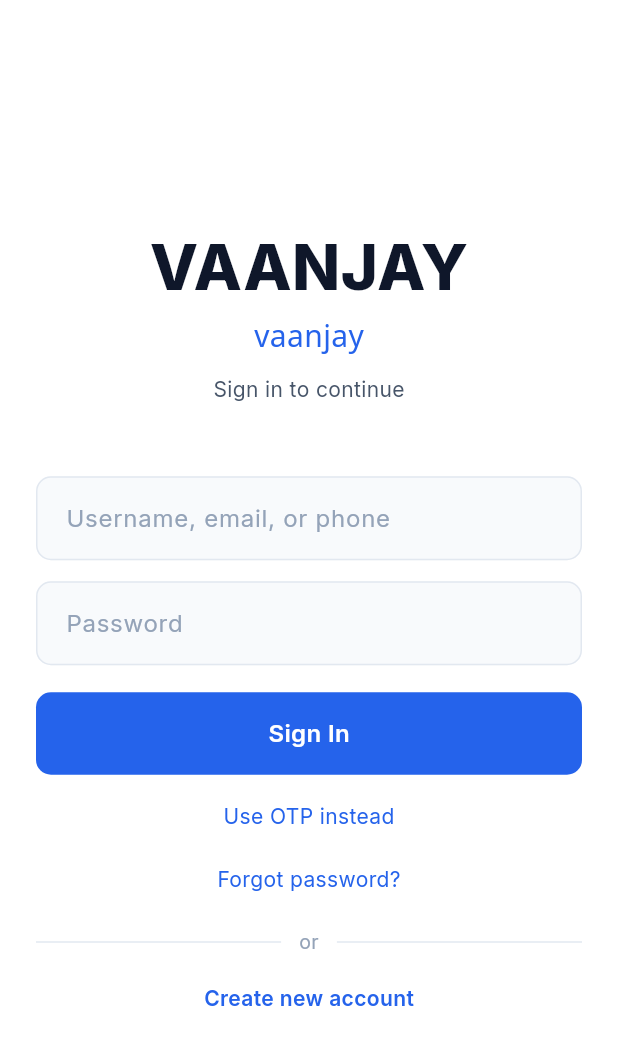
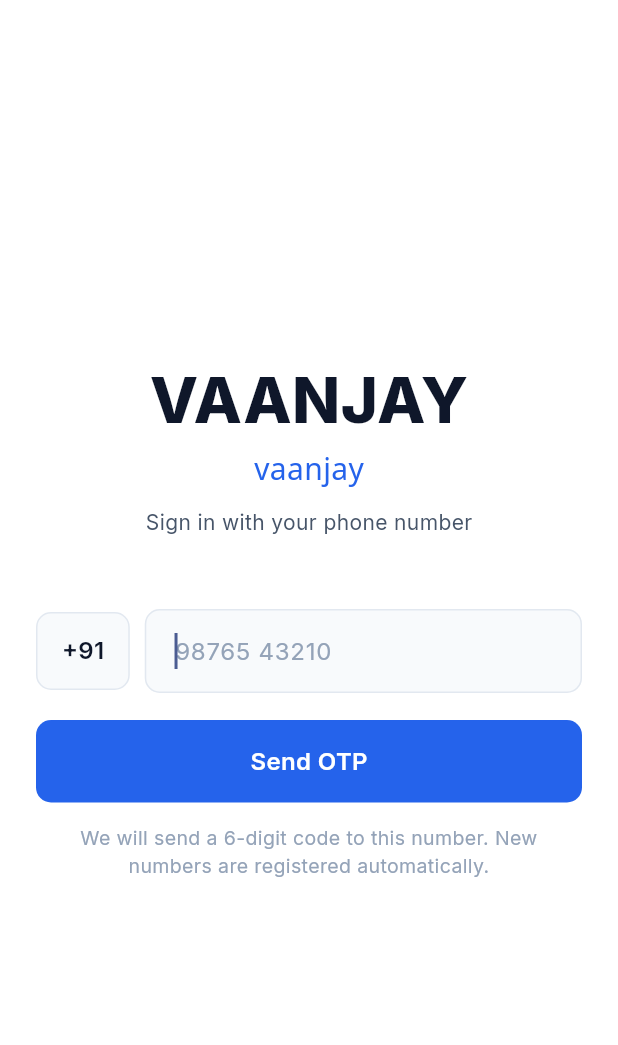
Before and after one commit to daniilpaschenko/vaanjay, a Flutter app: the LoginScreen screen opened by its route, on a phone screen of 412 x 824 dp. Shown: the top 1045 px of the screen. Run offline on Flutter 3.47's test engine with Material 3 defaults, Android fonts, the phone set to English and light mode, and no system bars; our stand-ins replace firebase_auth, firebase_core, flutter_riverpod, freezed_annotation, go_router; accounts and stored records are empty.

Commit message:
feat(mobile): add Firebase OTP UI screens

```diff
--- a/apps/mobile/lib/core/router/app_router.dart
+++ b/apps/mobile/lib/core/router/app_router.dart
@@ -46,7 +46,7 @@ final routerProvider = Provider<GoRouter>((ref) {
       final auth = ref.read(authProvider);
       final location = state.matchedLocation;
 
-      if (auth.loading) {
+      if (auth.initializing) {
         return location == RoutePaths.splash ? null : RoutePaths.splash;
       }
       if (auth.loggedIn) {
@@ -86,7 +86,9 @@ final routerProvider = Provider<GoRouter>((ref) {
       ),
       GoRoute(
         path: RoutePaths.otpVerify,
-        builder: (context, state) => const OTPVerifyScreen(),
+        builder: (context, state) => OTPVerifyScreen(
+          phone: state.uri.queryParameters['phone'] ?? '',
+        ),
       ),
       GoRoute(
         path: RoutePaths.forgotPassword,
--- a/apps/mobile/lib/features/auth/presentation/login_screen.dart
+++ b/apps/mobile/lib/features/auth/presentation/login_screen.dart
@@ -1,4 +1,5 @@
 import 'package:flutter/material.dart';
+import 'package:flutter/services.dart';
 import 'package:flutter_riverpod/flutter_riverpod.dart';
 import 'package:go_router/go_router.dart';
 
@@ -6,37 +7,54 @@ import '../../../core/router/route_paths.dart';
 import '../../../core/theme/app_colors.dart';
 import '../../../core/theme/app_dimens.dart';
 import '../../../core/widgets/app_text_field.dart';
-import '../../../core/widgets/hover_link.dart';
 import '../../../core/widgets/primary_button.dart';
 import '../providers/auth_provider.dart';
 
 class LoginScreen extends ConsumerStatefulWidget {
   const LoginScreen({super.key});
+
   @override
   ConsumerState<LoginScreen> createState() => _LoginScreenState();
 }
 
 class _LoginScreenState extends ConsumerState<LoginScreen> {
-  final _credentialContoller = TextEditingController();
-  final _passwordController = TextEditingController();
-  String? _error;
-  bool _loading = false;
+  static const _countryCode = '+91';
 
-  Future<void> _login() async {
-    setState(() {
-      _error = null;
-      _loading = true;
-    });
-    try {} catch (e) {
-      setState(() => _error = 'Login failed');
-    } finally {
-      setState(() => _loading = false);
-      ref.read(authProvider.notifier).signIn();
+  final _phoneController = TextEditingController();
+  bool _navigating = false;
+
+  @override
+  void dispose() {
+    _phoneController.dispose();
+    super.dispose();
+  }
+
+  Future<void> _sendOtp() async {
+    final digits = _phoneController.text.trim();
+    if (digits.length != 10) return;
+
+    final phone = '$_countryCode$digits';
+    final ok = await ref.read(authProvider.notifier).sendOtp(phone);
+    if (!mounted || !ok) return;
+
+    final auth = ref.read(authProvider);
+    // If Firebase auto-verified the device, the router already redirected to home
+    // Otherwise move on to the SMS code screen
+    if (auth.verificationId != null && !auth.loggedIn) {
+      setState(() => _navigating = true);
+      await context.push(
+        '${RoutePaths.otpVerify}?phone=${Uri.encodeComponent(phone)}',
+      );
+      if (mounted) setState(() => _navigating = false);
     }
   }
 
   @override
   Widget build(BuildContext context) {
+    final auth = ref.watch(authProvider);
+    final digits = _phoneController.text.replaceAll(RegExp(r'\D'), '');
+    final canSubmit = digits.length == 10 && !auth.busy && !_navigating;
+
     return Scaffold(
       backgroundColor: AppColors.background,
       body: Center(
@@ -68,7 +86,7 @@ class _LoginScreenState extends ConsumerState<LoginScreen> {
                   ),
                   SizedBox(height: AppDimens.subtitleGap),
                   Text(
-                    'Sign in to continue',
+                    'Sign in with your phone number',
                     style: TextStyle(
                       fontSize: AppDimens.bodyText,
                       color: AppColors.subtitle,
@@ -78,22 +96,51 @@ class _LoginScreenState extends ConsumerState<LoginScreen> {
               ),
               const SizedBox(height: AppDimens.sectionGap),
 
-              // form
-              AppTextField(
-                controller: _credentialContoller,
-                hint: 'Username, email, or phone',
-              ),
-              const SizedBox(height: AppDimens.formGap),
-              AppTextField(
-                controller: _passwordController,
-                hint: 'Password',
-                obscureText: true,
+              // phone number field with +91 prefix
+              Row(
+                children: [
+                  Container(
+                    height: 52,
+                    padding: const EdgeInsets.symmetric(horizontal: 16),
+                    alignment: Alignment.center,
+                    decoration: BoxDecoration(
+                      color: AppColors.fieldBackground,
+                      borderRadius:
+                          BorderRadius.circular(AppDimens.inputRadius),
+                      border: Border.all(color: AppColors.border),
+                    ),
+                    child: const Text(
+                      _countryCode,
+                      style: TextStyle(
+                        fontSize: AppDimens.inputText,
+                        fontWeight: FontWeight.w600,
+                        color: AppColors.title,
+                      ),
+                    ),
+                  ),
+                  const SizedBox(width: AppDimens.otpBoxGap),
+                  Expanded(
+                    child: AppTextField(
+                      controller: _phoneController,
+                      hint: '98765 43210',
+                      keyboardType: TextInputType.phone,
+                      textInputAction: TextInputAction.done,
+                      autofocus: true,
+                      inputFormatters: [
+                        FilteringTextInputFormatter.digitsOnly,
+                        LengthLimitingTextInputFormatter(10),
+                      ],
+                      onChanged: (_) => setState(() {}),
+                      onSubmitted: (_) => _sendOtp(),
+                    ),
+                  ),
+                ],
               ),
 
-              if (_error != null) ...[
+              if (auth.error != null) ...[
                 const SizedBox(height: AppDimens.formGap),
                 Text(
-                  _error!,
+                  auth.error!,
                   textAlign: TextAlign.center,
                   style: const TextStyle(
                     fontSize: AppDimens.bodyText,
@@ -104,63 +151,21 @@ class _LoginScreenState extends ConsumerState<LoginScreen> {
 
               const SizedBox(height: AppDimens.buttonGap),
               PrimaryButton(
-                text: _loading ? 'Signing in...' : 'Sign In',
-                onTap: _loading ? null : _login,
-              ),
-
-              const SizedBox(height: AppDimens.formGap),
-                HoverLink(
-                  text: 'Use OTP instead',
-                  onTap: () => context.go(RoutePaths.otpVerify),
-                  padding:
-                      const EdgeInsets.symmetric(vertical: AppDimens.linkPadding),
-                ),
-                const SizedBox(height: AppDimens.formGap),
-                HoverLink(
-                  text: 'Forgot password?',
-                  onTap: () => context.go(RoutePaths.forgotPassword),
-                  padding:
-                      const EdgeInsets.symmetric(vertical: AppDimens.linkPadding),
-                ),
-
-              const SizedBox(height: AppDimens.formGap),
-              Padding(
-                padding: const EdgeInsets.symmetric(
-                    vertical: AppDimens.dividerPadding),
-                child: Row(
-                  children: [
-                    Expanded(
-                      child: Container(
-                        height: AppDimens.dividerLineHeight,
-                        color: AppColors.border,
-                      ),
-                    ),
-                    const SizedBox(width: AppDimens.dividerPartGap),
-                    const Text(
-                      'or',
-                      style: TextStyle(
-                        fontSize: AppDimens.caption,
-                        color: AppColors.hint,
-                      ),
-                    ),
-                    const SizedBox(width: AppDimens.dividerPartGap),
-                    Expanded(
-                      child: Container(
-                        height: AppDimens.dividerLineHeight,
-                        color: AppColors.border,
-                      ),
-                    ),
-                  ],
-                ),
+                text: auth.sendingCode
+                    ? 'Sending code...'
+                    : _navigating
+                        ? 'Opening...'
+                        : 'Send OTP',
+                onTap: canSubmit ? _sendOtp : null,
               ),
               const SizedBox(height: AppDimens.formGap),
-              HoverLink(
-                text: 'Create new account',
-                onTap: () => context.go(RoutePaths.register),
-                style: const TextStyle(
-                  fontSize: AppDimens.bodyText,
-                  fontWeight: FontWeight.w600,
-                  color: AppColors.primary,
+              const Text(
+                'We will send a 6-digit code to this number. '
+                'New numbers are registered automatically.',
+                textAlign: TextAlign.center,
+                style: TextStyle(
+                  fontSize: AppDimens.caption,
+                  color: AppColors.hint,
                 ),
               ),
             ],
```
Also changed, not shown: apps/mobile/lib/features/auth/presentation/otp_verify_screen.dart (+77 -13 lines), 1 other file.
